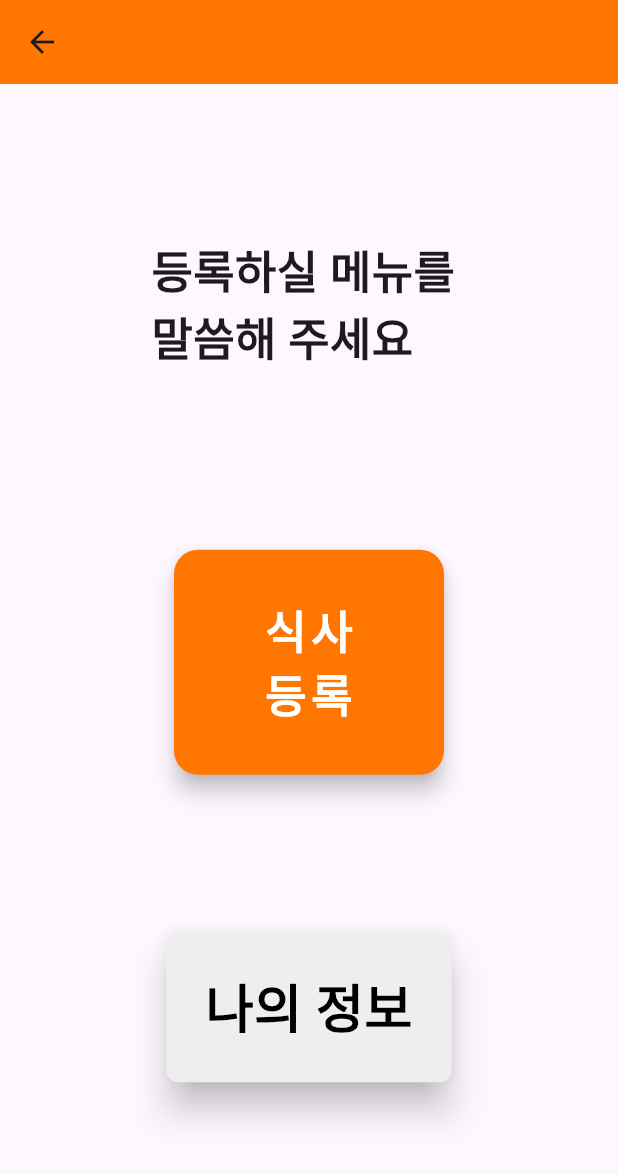
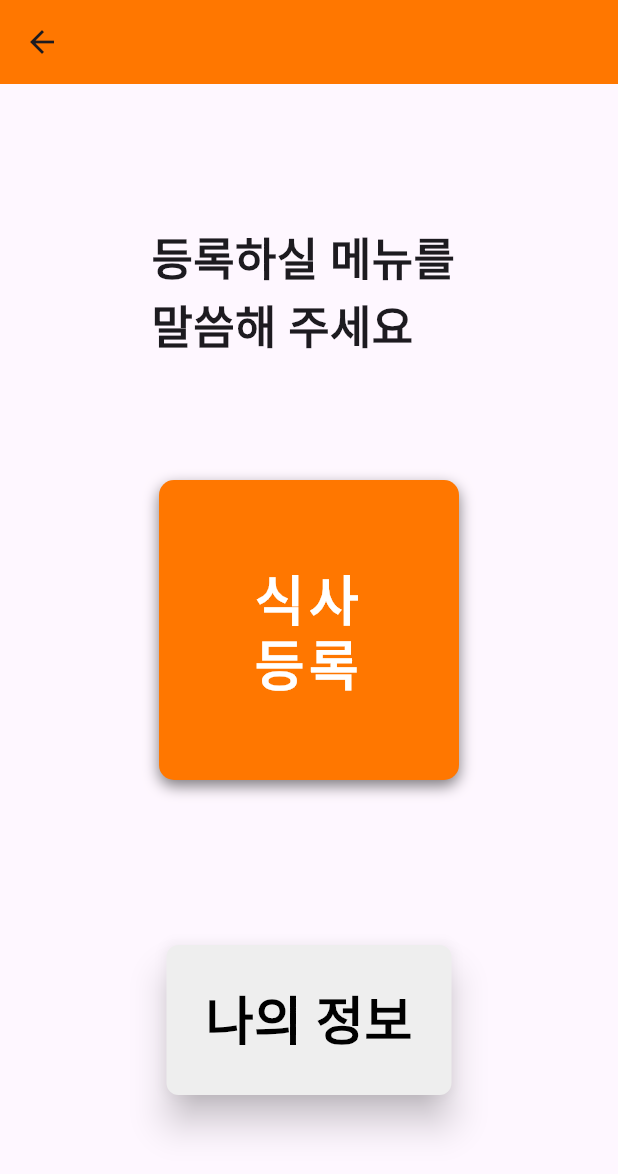
Before and after one commit to EN-SeoMinKim/PuppyAlert-Front-End, a Flutter app: the SpeechRecognitionScreen screen opened directly, after a tap on an icon or button, on a phone screen of 412 x 824 dp. Shown: the top 1174 px of the screen. Run offline on Flutter 3.47's test engine with Material 3 defaults, Android fonts, the phone set to English and light mode, and no system bars; drawn by our look-alikes of avatar_glow; our stand-ins replace flutter_dotenv, flutter_tts, geolocator, permission_handler, speech_to_text; missing offline and left inert: flutter_naver_map, remedi_kopo; statements that could not run were skipped.

Commit message:
Fix: speech_recognition_screen.dart 파일 수정 Feat:build.gradle 파일에 특정값 설정

```diff
--- a/puppy_alert/lib/screens/adult_screens/speech_recognition_screen.dart
+++ b/puppy_alert/lib/screens/adult_screens/speech_recognition_screen.dart
@@ -1,11 +1,14 @@
 import 'package:avatar_glow/avatar_glow.dart';
+import 'package:permission_handler/permission_handler.dart';
 import 'package:flutter/material.dart';
 import 'package:flutter_tts/flutter_tts.dart';
-import 'package:puppy_alert/screens/adult_screens/zipbob_registration_completion_adult_screen.dart';
+import 'package:puppy_alert/screens/adult_screens/food_registration_completion_adult_screen.dart';
 import 'package:speech_to_text/speech_to_text.dart' as stt;
 import 'dart:async';
 import '../../widgets/adult_widgets/elevated_shadow_button.dart';
 import 'mypage_adult_screen.dart';
+
+enum _ButtonStatus { idle, listening, completed }
 
 class SpeechRecognitionScreen extends StatefulWidget {
   const SpeechRecognitionScreen({super.key});
@@ -16,9 +19,10 @@ class SpeechRecognitionScreen extends StatefulWidget {
 }
 
 class _SpeechRecognitionScreenState extends State<SpeechRecognitionScreen> {
+  late _ButtonStatus _status;
   late final FlutterTts _flutterTts;
   late final stt.SpeechToText _speech;
-  late String _menu;
+  late String _food;
   late String _time;
   late String _feedbackText;
   late String _topText;
@@ -28,6 +32,7 @@ class _SpeechRecognitionScreenState extends State<SpeechRecognitionScreen> {
   @override
   void initState() {
     super.initState();
+    _status = _ButtonStatus.idle;
     _flutterTts = FlutterTts();
     _speech = stt.SpeechToText();
     _feedbackText = '';
@@ -35,61 +40,120 @@ class _SpeechRecognitionScreenState extends State<SpeechRecognitionScreen> {
     _isListening = false;
   }
 
+  // @override
+  // void dispose() {
+  //   _flutterTts.stop();
+  //   _timer?.cancel();
+  //   if(_isListening){
+  //     _speech.stop();
+  //   }
+  //   super.dispose();
+  // }
+
   Future<void> speakAndRecognize() async {
     setState(() {
-      _menu = '';
+      _food = '';
       _time = '';
       _feedbackText = '';
       _topText = '등록하실 메뉴를 \n말씀해 주세요';
     });
 
-    await _flutterTts.setLanguage('ko');
+    await _requestPermission();
+    await _initializeTts();
     await _flutterTts.speak('등록하실 메뉴를 말씀해 주세요');
-    await _getZipbobMenu();
-    await _getZipbobTime();
-    await navigateToZipbobRegistrationCompleteScreen();
+    await _getFood();
+    await _requestTime();
+    await _getTime();
+    // await navigateToFoodRegistrationCompleteScreen();
   }
 
-  Future<void> navigateToZipbobRegistrationCompleteScreen() {
-    return Future.delayed(Duration(seconds: 25), ()  {
-      if(_menu.isNotEmpty && _time.isNotEmpty){
-        Navigator.of(context).push(MaterialPageRoute(
-            builder: (context) => ZipbobRegistrationCompletionAdultScreen()));
+  Future<void> _getFood() async {
+    return Future.delayed(const Duration(seconds: 3), () async {
+      await _initializeSpeechAndStartListening(_startListeningFood);
+    });
+  }
+
+  Future<void> _getTime() async {
+    return Future.delayed(const Duration(seconds: 20), () async {
+      if (_food.isNotEmpty) {
+        await _initializeSpeechAndStartListening(_startListeningTime);
       }
     });
   }
 
 
-  Future<void> _getZipbobMenu() {
-    return Future.delayed(Duration(seconds: 3), () async {
+  Future<void> _initializeSpeechAndStartListening(Future<void> Function() startListening) async{
     await _initializeSpeech();
+        if(_isListening){
+          await startListening();
+        }
+  }
+
+  Future<void> _startListeningFood() async {
+    setState(() {
+      _status = _ButtonStatus.listening;
+      _topText = '';
+    });
+    await _speech.listen(
+      onResult: (result) {
+        setState(() {
+          _food = result.recognizedWords;
+        });
+      },
+    );
+    await startTimer(verifyFood);
+  }
+
+  Future<void> _startListeningTime() async {
+    setState(() {
+      _status = _ButtonStatus.listening;
+      _topText = '';
+    });
+    await _speech.listen(
+      onResult: (result) {
+        setState(() {
+          _time = result.recognizedWords;
+        });
+      },
+    );
+    await startTimer(verifyTime);
+  }
+
+
+
+  Future<void> startTimer( Future<void> Function() verify) async {
+    _timer = Timer(const Duration(seconds: 6), () async {
       if (_isListening) {
-        await _startListeningMenu();
+        await _speech.stop();
+        setState(() {
+          _isListening = false;
+          _topText = '';
+        });
+        await verify();
       }
     });
   }
 
-  Future<void> _getZipbobTime() async {
-    return Future.delayed(Duration(seconds: 18), () async {
-      if (_menu.isNotEmpty) {
-        setState(() {
-          _topText = '식사를 같이 하실 \n시간을 말씀해 주세요';
-          _feedbackText = '';
-        });
-        await _flutterTts.speak('식사를 같이 하실 시간을 말씀해 주세요');
-        await _initializeSpeech();
-        if(_isListening){
-          await _startListeningTime();
+
+  Future<void> _requestPermission() async {
+    final status = await Permission.microphone.status;
+
+    if (!status.isGranted) {
+      await Permission.microphone.request();
     }
   }
-    });
+
+  Future<void> _initializeTts() async {
+    await _flutterTts.setLanguage('ko');
+    await _flutterTts.setSpeechRate(0.5);
+    await _flutterTts.setPitch(1.0);
+    await _flutterTts.setVolume(1.0);
   }
 
   Future<void> _initializeSpeech() async {
     bool available = await _speech.initialize(onError: (error) {
       setState(() {
         _isListening = false;
-        _feedbackText = 'Error가 발생했습니다.';
       });
     });
 
@@ -100,114 +164,193 @@ class _SpeechRecognitionScreenState extends State<SpeechRecognitionScreen> {
     } else {
       setState(() {
         _isListening = false;
-        _feedbackText = '음성 인식 기능이 사용 불가능합니다.';
       });
     }
   }
 
-  Future<void> _startListeningMenu() async {
-    await _speech.listen(
-      onResult: (result) {
+
+
+  Future<void> _requestTime() {
+    return Future.delayed(const Duration(seconds: 18), () async {
+      if (_food.isNotEmpty) {
         setState(() {
-          _topText = '';
-          _menu = result.recognizedWords;
+          _topText = '식사를 같이 하실\n시간을 말씀해 주세요';
+          _feedbackText = '';
         });
-      },
-    );
-
-    _timer = Timer(Duration(seconds: 6), () async {
-      if (_isListening) {
-        await _speech.stop();
-        setState(() {
-          _isListening = false;
-          _topText = '';
-        });
-        verifyMenu();
+        await _flutterTts.speak('식사를 같이 하실 시간을 말씀해 주세요');
       }
     });
   }
 
-  Future<void> verifyMenu() async {
-    if (_menu.isNotEmpty) {
-      await _flutterTts.speak(
-          '말씀하신 메뉴가 $_menu 인가요? 맞다면 잠시만 기다려주시고 아니면 식사등록 버튼을 누르고 메뉴를 다시 한번 말씀해 주세요.');
-      setState(() {
-        _feedbackText = '말씀하신 메뉴가 \n$_menu 인가요? ';
-      });
-      print('등록 메뉴: $_menu');
-    } else {
-      await _flutterTts.speak('인식된 음성이 없습니다. 식사등록 버튼을 누르고 메뉴를 다시 한번 말씀해 주세요.');
-      setState(() {
-        _feedbackText = '인식된 음성이 없습니다.';
-      });
-      print('등록 메뉴: No speech detected');
-    }
-  }
+  //Navigator 부분 수정하기!!
 
-  Future<void> _startListeningTime() async {
-    await _speech.listen(
-      onResult: (result) {
-        setState(() {
-          _time = result.recognizedWords;
-        });
-      },
-    );
-
-    _timer = Timer(Duration(seconds: 7), () async {
-      if (_isListening) {
-        await _speech.stop();
-        setState(() {
-          _isListening = false;
-          _topText = '';
-        });
-        verifyTime();
+  Future<void> navigateToFoodRegistrationCompleteScreen() {
+    return Future.delayed(const Duration(seconds: 25), () {
+      if (_food.isNotEmpty && _time.isNotEmpty) {
+        Navigator.of(context).push(MaterialPageRoute(
+            builder: (context) =>
+                const FoodRegistrationCompletionAdultScreen()));
       }
     });
   }
 
-  Future<void> verifyTime() async {
-    if (_time.isNotEmpty) {
+  Future<void> verify(String recognizedText, String confirmationText) async {
+    if (recognizedText.isNotEmpty) {
+      _status = _ButtonStatus.completed;
       await _flutterTts.speak(
-          '말씀하신 시간이 $_time 인가요? 맞다면 잠시만 기다려주시고 아니면 식사등록 버튼을 누르고 처음부터 다시 말씀해 주세요.');
+          '$confirmationText 맞다면 예 버튼을 눌러주시고 아니면 잠시 기다렸다가 식사 등록 버튼을 누르고 메뉴를 다시 한번 말씀해 주세요.');
       setState(() {
-        _feedbackText = '말씀하신 시간이 \n$_time 인가요?';
+        _feedbackText = confirmationText;
       });
-      print('등록 시간: $_time');
+      print(recognizedText);
     } else {
       await _flutterTts.speak('인식된 음성이 없습니다. 식사등록 버튼을 누르고 처음부터 다시 말씀해 주세요.');
       setState(() {
         _feedbackText = '인식된 음성이 없습니다.';
       });
-      print('등록 시간: No speech detected');
+      print('인식된 음성이 없습니다.');
     }
   }
 
-  @override
-  void dispose() {
-    _timer?.cancel();
-    _flutterTts.stop();
-    if(_isListening){
-      _speech.stop();
+  Future<void> verifyFood() async {
+    await verify(_food, '말씀하신 메뉴가 \n$_food 인가요?');
   }
-    super.dispose();
+
+  Future<void> verifyTime() async {
+    await verify(_time, '말씀하신 시간이 \n$_time 인가요?');
+  }
+
+  Widget _buildAvatarGlow() {
+    switch (_status) {
+      case _ButtonStatus.listening:
+        return AvatarGlow(
+          animate: true,
+          glowColor: Colors.yellow,
+          endRadius: 180.0,
+          duration: const Duration(milliseconds: 2000),
+          repeatPauseDuration: const Duration(milliseconds: 100),
+          repeat: true,
+          child: GestureDetector(
+            onTap: speakAndRecognize,
+            child: _buildButtonDesign(),
+          ),
+        );
+      case _ButtonStatus.completed:
+        return AvatarGlow(
+          animate: false,
+          endRadius: 180.0,
+          child: GestureDetector(
+            onTap: () {},
+            child: _buildButtonDesign(),
+          ),
+        );
+      case _ButtonStatus.idle:
+      default:
+        return AvatarGlow(
+          animate: false,
+          endRadius: 180.0,
+          child: GestureDetector(
+            onTap: speakAndRecognize,
+            child: _buildButtonDesign(),
+          ),
+        );
+    }
+  }
+
+  Widget _buildButtonDesign() {
+    switch (_status) {
+      case _ButtonStatus.listening:
+        return Container(
+          width: 150.0,
+          height: 150.0,
+          decoration: BoxDecoration(
+            color: Colors.yellow,
+            borderRadius: BorderRadius.circular(50.0),
+          ),
+          child: const Center(
+            child: Icon(
+              Icons.mic,
+              size: 50,
+              color: Colors.white,
+            ),
+          ),
+        );
+      case _ButtonStatus.completed:
+        return Container(
+          width: 200.0,
+          height: 200.0,
+          decoration: BoxDecoration(
+            color: Colors.green,
+            borderRadius: BorderRadius.circular(10.0),
+            boxShadow: [
+              BoxShadow(
+                color: Colors.black.withOpacity(0.5),
+                offset: const Offset(0, 4),
+                blurRadius: 8.0,
+              ),
+            ],
+          ),
+          child: const Center(
+            child: Text(
+              "완료",
+              style: TextStyle(
+                fontWeight: FontWeight.w900,
+                fontSize: 36,
+                color: Colors.white,
+                letterSpacing: 3.0,
+                height: 1.2,
+              ),
+              textAlign: TextAlign.center,
+            ),
+          ),
+        );
+      case _ButtonStatus.idle:
+      default:
+        return Container(
+          width: 200.0,
+          height: 200.0,
+          decoration: BoxDecoration(
+            color: const Color(0xffFF7700),
+            borderRadius: BorderRadius.circular(10.0),
+            boxShadow: [
+              BoxShadow(
+                color: Colors.black.withOpacity(0.5),
+                offset: const Offset(0, 4),
+                blurRadius: 8.0,
+              ),
+            ],
+          ),
+          child: const Center(
+            child: Text(
+              "식사\n등록",
+              style: TextStyle(
+                fontWeight: FontWeight.w900,
+                fontSize: 36,
+                color: Colors.white,
+                letterSpacing: 3.0,
+                height: 1.2,
+              ),
+              textAlign: TextAlign.center,
+            ),
+          ),
+        );
+    }
   }
 
   @override
   Widget build(BuildContext context) {
     return Scaffold(
       appBar: AppBar(
-        leading: IconButton(
-          icon: Icon(Icons.arrow_back),
-          onPressed: () {
-            Navigator.pop(context);
-            _flutterTts.stop();
-            _timer?.cancel();
-            if(_isListening){
-              _speech.stop();
-            }
-
-          },
-        ),
+          // leading: IconButton(
+          //   icon: const Icon(Icons.arrow_back),
+          //   onPressed: () {
+          //     _flutterTts.stop();
+          //     _timer?.cancel();
+          //     if(_isListening){
+          //       _speech.stop();
+          //     }
+          //   },
+          // ),
           ),
       body: Center(
         child: Column(
@@ -217,51 +360,22 @@ class _SpeechRecognitionScreenState extends State<SpeechRecognitionScreen> {
               Center(
                 child: Text(
                   _topText,
-                  style: TextStyle(fontSize: 30, fontWeight: FontWeight.w900),
+                  style: const TextStyle(
+                      fontSize: 30, fontWeight: FontWeight.w900),
                 ),
               ),
+            if (_feedbackText.isNotEmpty)
               Center(
                   child: Text(_feedbackText,
-                    style:
-                        TextStyle(fontSize: 30, fontWeight: FontWeight.w900))),
-            AvatarGlow(
-              animate: _isListening,
-              glowColor: Color(0xffFF7700),
-              endRadius: 150.0,
-              duration: Duration(milliseconds: 2000),
-              repeatPauseDuration: Duration(milliseconds: 100),
-              repeat: true,
-              child: ConstrainedBox(
-                constraints: BoxConstraints(
-                  minWidth: 180.0,
-                  minHeight: 150.0,
-                ),
-                child: FloatingActionButton(
-                    backgroundColor: Color(0xffFF7700),
-                    onPressed: speakAndRecognize,
-                    child: _isListening
-                        ? Icon(
-                            Icons.mic,
-                            size: 80,
-                            color: Colors.white,
-                          )
-                        : Text(
-                            "식사\n등록",
-                            style: TextStyle(
-                              fontWeight: FontWeight.w900,
-                              fontSize: 30,
-                              color: Colors.white,
-                              letterSpacing: 3.0,
-                            ),
-                          )),
-              ),
-            ),
+                      style: const TextStyle(
+                          fontSize: 30, fontWeight: FontWeight.w900))),
+            _buildAvatarGlow(),
             ElevatedShadowButton(
               width: 190,
               text: "나의 정보",
               onPressed: () {
                 Navigator.of(context).push(MaterialPageRoute(
-                    builder: (context) => MypageAdultScreen()));
+                    builder: (context) => const MypageAdultScreen()));
               },
             ),
           ],
--- a/puppy_alert/lib/widgets/child_widgets/host_widget.dart
+++ b/puppy_alert/lib/widgets/child_widgets/food_widget.dart
@@ -1,4 +1,5 @@
 import 'package:flutter/material.dart';
+
 
 class HostWidget extends StatefulWidget {
   final String imagePath;
@@ -6,7 +7,7 @@ class HostWidget extends StatefulWidget {
   final String recentMealDate;
   final Color favorite;
 
-  HostWidget({
+  const HostWidget({
     super.key,
     required this.imagePath,
     required this.hostName,
--- a/puppy_alert/pubspec.yaml
+++ b/puppy_alert/pubspec.yaml
@@ -37,6 +37,7 @@ dependencies:
   flutter_dotenv: ^5.1.0
   flutter_naver_map: ^1.2.3
   remedi_kopo: ^0.0.2
+  permission_handler: ^10.0.0
   provider:
 
   # The following adds the Cupertino Icons font to your application.
```
Also changed, not shown: puppy_alert/lib/screens/adult_screens/zipbob_registration_completion_adult_screen.dart (deleted, +0 -59 lines), puppy_alert/lib/service/speech_service.dart (deleted, +0 -60 lines), puppy_alert/assets/map.png (deleted), puppy_alert/lib/screens/adult_screens/food_registration_completion_adult_screen.dart (added), puppy_alert/lib/services/speech_service.dart (added), 3 other files. Lines whose indentation alone changed are shown as unchanged.
